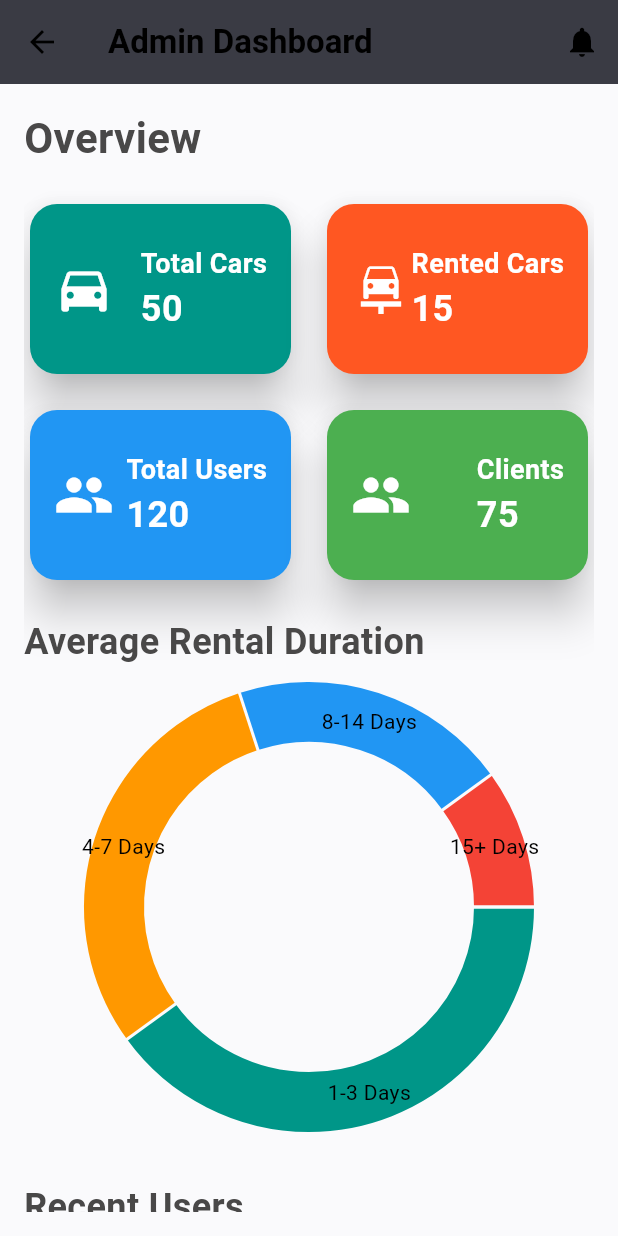
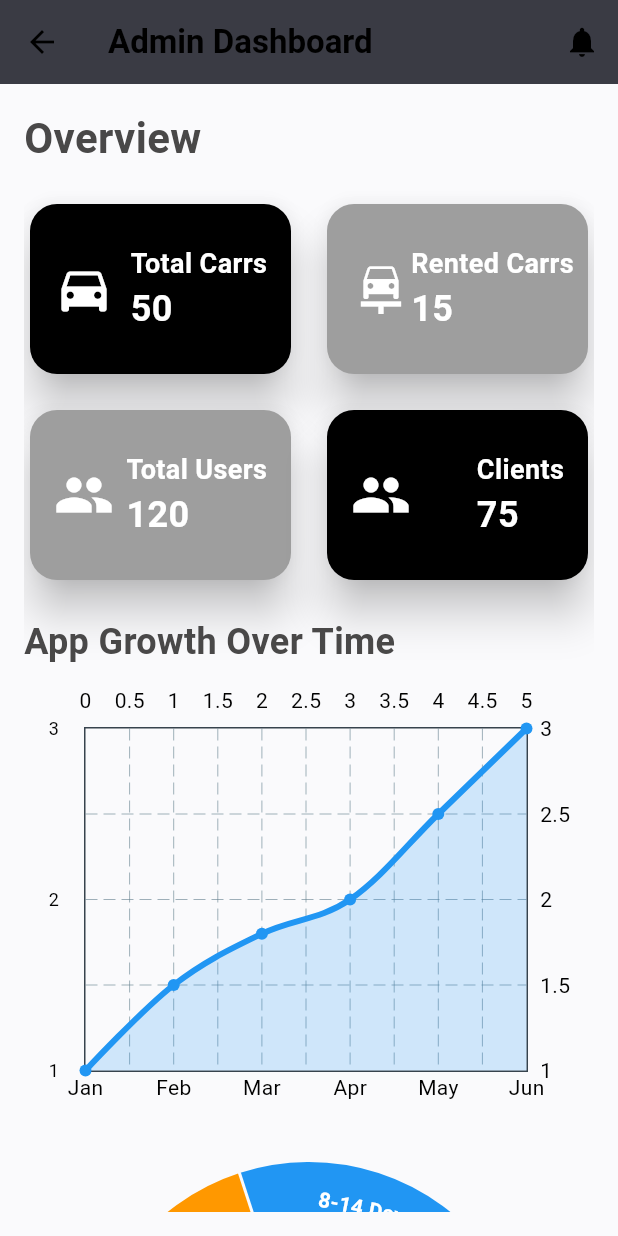
Before and after one commit to Magdy372/Automotive, a Flutter app: the AdminDashboardScreen screen opened by its route, on a phone screen of 412 x 824 dp. Run offline on Flutter 3.47's test engine with Material 3 defaults, Android fonts, the phone set to English and light mode, and no system bars; drawn by our look-alikes of fl_chart; our stand-ins replace cloud_firestore, firebase_auth, firebase_core, font_awesome_flutter, google_nav_bar; accounts and stored records are empty.

Commit message:
edits in dasboard

```diff
--- a/car_rental_project/lib/screens/admin_dashboard.dart
+++ b/car_rental_project/lib/screens/admin_dashboard.dart
@@ -78,38 +78,52 @@ class _AdminDashboardScreenState extends State<AdminDashboardScreen> {
                 physics: const NeverScrollableScrollPhysics(),
                 children: const [
                   StatsCard(
-                    title: 'Total Cars',
+                    title: 'Total Carrs',
                     count: '50',
                     icon: Icons.directions_car,
                     textColor: Colors.white,
-                    backgroundColor: Colors.teal,
+                    backgroundColor: Color.fromARGB(255, 0, 0, 0),
                   ),
                   StatsCard(
-                    title: 'Rented Cars',
+                    title: 'Rented Carrs',
                     count: '15',
                     icon: Icons.car_repair,
                     textColor: Colors.white,
-                    backgroundColor: Colors.deepOrange,
+                    backgroundColor: Colors.grey,
                   ),
                   StatsCard(
                     title: 'Total Users',
                     count: '120',
                     icon: Icons.group,
                     textColor: Colors.white,
-                    backgroundColor: Colors.blue,
+                    backgroundColor: Colors.grey,
                   ),
                   StatsCard(
                     title: 'Clients',
                     count: '75',
                     icon: Icons.people,
                     textColor: Colors.white,
-                    backgroundColor: Colors.green,
+                    backgroundColor: Color.fromARGB(255, 0, 0, 0),
                   ),
                 ],
               ),
+
+
+
+
+
+
+
+
+
+
+
+
+
+
 const SizedBox(height: 20),
 const Text(
-                'Average Rental Duration',
+  'App Growth Over Time',
   style: TextStyle(
     fontSize: 24,
     fontWeight: FontWeight.bold,
@@ -119,40 +133,180 @@ class _AdminDashboardScreenState extends State<AdminDashboardScreen> {
 const SizedBox(height: 10),
 SizedBox(
   height: 300,
+  child: LineChart(
+    LineChartData(
+      gridData: FlGridData(show: true),
+      titlesData: FlTitlesData(
+        leftTitles: AxisTitles(
+          sideTitles: SideTitles(
+            showTitles: true,
+            reservedSize: 40,
+            interval: 1,
+            getTitlesWidget: (value, meta) {
+              return Text(
+                value.toStringAsFixed(0), // Display as integer
+                style: const TextStyle(
+                  color: Colors.black,
+                  fontSize: 12,
+                ),
+                textAlign: TextAlign.center,
+              );
+            },
+          ),
+        ),
+        bottomTitles: AxisTitles(
+          sideTitles: SideTitles(
+            showTitles: true,
+            reservedSize: 40,
+            interval: 1,
+            getTitlesWidget: (value, meta) {
+              switch (value.toInt()) {
+                case 0:
+                  return const Text('Jan');
+                case 1:
+                  return const Text('Feb');
+                case 2:
+                  return const Text('Mar');
+                case 3:
+                  return const Text('Apr');
+                case 4:
+                  return const Text('May');
+                case 5:
+                  return const Text('Jun');
+                default:
+                  return const Text('');
+              }
+            },
+          ),
+        ),
+      ),
+      borderData: FlBorderData(
+        show: true,
+        border: Border.all(color: const Color(0xff37434d), width: 1),
+      ),
+      lineBarsData: [
+        LineChartBarData(
+          spots: [
+            FlSpot(0, 1),  // Jan
+            FlSpot(1, 1.5), // Feb
+            FlSpot(2, 1.8), // Mar
+            FlSpot(3, 2),  // Apr
+            FlSpot(4, 2.5), // May
+            FlSpot(5, 3),  // Jun
+          ],
+          isCurved: true,
+          color: Colors.blue,  // Correct color usage
+          barWidth: 4,
+          belowBarData: BarAreaData(show: true, color: Colors.blue.withOpacity(0.2)), // Correct color usage
+        ),
+      ],
+    ),
+  ),
+),
+             const SizedBox(height: 10),
+const SizedBox(height: 10),
+SizedBox(
+  height: 300,
   child: PieChart(
     PieChartData(
       sections: [
         PieChartSectionData(
           value: 40,
           color: Colors.teal,
-                        title: '1-3 Days',
-                        titleStyle: const TextStyle(color: Colors.black),
+          title: '',
+          titleStyle: const TextStyle(
+            color: Colors.white,
+            fontWeight: FontWeight.bold,
+            fontSize: 14,
+          ),
+          radius: 50,
+          badgeWidget: Transform.rotate(
+            angle: -0.1, // Adjust the rotation angle to curve the text
+            child: const Text(
+              '1-3 Days',
+              style: TextStyle(
+                color: Colors.white,
+                fontWeight: FontWeight.bold,
+                fontSize: 14,
+              ),
+            ),
+          ),
         ),
         PieChartSectionData(
           value: 30,
           color: Colors.orange,
-                        title: '4-7 Days',
-                        titleStyle: const TextStyle(color: Colors.black),
+          title: '',
+          titleStyle: const TextStyle(
+            color: Colors.white,
+            fontWeight: FontWeight.bold,
+            fontSize: 14,
+          ),
+          radius: 50,
+          badgeWidget: Transform.rotate(
+            angle: -1.1, // Adjust the rotation angle to curve the text
+            child: const Text(
+              '4-7 Days',
+              style: TextStyle(
+                color: Colors.white,
+                fontWeight: FontWeight.bold,
+                fontSize: 14,
+              ),
+            ),
+          ),
         ),
         PieChartSectionData(
           value: 20,
           color: Colors.blue,
-                        title: '8-14 Days',
-                        titleStyle: const TextStyle(color: Colors.black),
+          title: '',
+          titleStyle: const TextStyle(
+            color: Colors.white,
+            fontWeight: FontWeight.bold,
+            fontSize: 14,
+          ),
+          radius: 50,
+          badgeWidget: Transform.rotate(
+            angle: 0.2, // Adjust the rotation angle to curve the text
+            child: const Text(
+              '8-14 Days',
+              style: TextStyle(
+                color: Colors.white,
+                fontWeight: FontWeight.bold,
+                fontSize: 14,
+              ),
+            ),
+          ),
         ),
         PieChartSectionData(
           value: 10,
           color: Colors.red,
-                        title: '15+ Days',
-                        titleStyle: const TextStyle(color: Colors.black),
+          title: '',
+          titleStyle: const TextStyle(
+            color: Colors.white,
+            fontWeight: FontWeight.bold,
+            fontSize: 14,
+          ),
+          radius: 50,
+          badgeWidget: Transform.rotate(
+            angle: 1.1, // Adjust the rotation angle to curve the text
+            child: const Text(
+              '15+ Days',
+              style: TextStyle(
+                color: Colors.white,
+                fontWeight: FontWeight.bold,
+                fontSize: 14,
+              ),
+            ),
+          ),
         ),
       ],
     ),
   ),
 ),
 
+
+
               const SizedBox(height: 10),
-              SizedBox(
+              const SizedBox(
                 height: 3,
               ),
               // Users List Button (kept at the bottom as well)
@@ -326,6 +480,7 @@ class UserCard extends StatelessWidget {
  @override
 Widget build(BuildContext context) {
   return Card(
+    color: Colors.black, // Set the card color to black
     elevation: 6,
     margin: const EdgeInsets.symmetric(vertical: 8),
     shape: RoundedRectangleBorder(borderRadius: BorderRadius.circular(15)),
@@ -333,22 +488,44 @@ class UserCard extends StatelessWidget {
       contentPadding: const EdgeInsets.all(16),
       title: Text(
         userName,
-          style: const TextStyle(fontSize: 18, fontWeight: FontWeight.bold),
+        style: const TextStyle(
+          fontSize: 18,
+          fontWeight: FontWeight.bold,
+          color: Colors.white, // Set text color to white
+        ),
       ),
       subtitle: Column(
         crossAxisAlignment: CrossAxisAlignment.start,
         children: [
-            Text('Email: $userEmail'),
-            Text('Role: $userRole'),
-            /*Text('Address: $userAddress'),
-            Text('Phone: $userPhone'),*/
+          Text(
+            'Email: $userEmail',
+            style: const TextStyle(color: Colors.white), // Set text color to white
+          ),
+          Text(
+            'Role: $userRole',
+            style: const TextStyle(color: Colors.white), // Set text color to white
+          ),
+          /* Uncomment these lines if you want to include address and phone
+          Text(
+            'Address: $userAddress',
+            style: const TextStyle(color: Colors.white),
+          ),
+          Text(
+            'Phone: $userPhone',
+            style: const TextStyle(color: Colors.white),
+          ),
+          */
         ],
       ),
-        trailing: const Icon(Icons.arrow_forward),
+      trailing: const Icon(
+        Icons.arrow_forward,
+        color: Colors.white, // Set the trailing icon color to white
+      ),
       onTap: () {
         // Handle tap event (navigate to a detailed page if needed)
       },
     ),
   );
 }
+
 }
--- a/car_rental_project/lib/screens/user_listing_screen.dart
+++ b/car_rental_project/lib/screens/user_listing_screen.dart
@@ -1,9 +1,7 @@
 import 'package:car_rental_project/models/user_model.dart';
+import 'package:car_rental_project/screens/admin_dashboard.dart';
 import 'package:flutter/material.dart';
-import 'package:fl_chart/fl_chart.dart'; // For graph plotting
 import 'package:cloud_firestore/cloud_firestore.dart';
-import 'package:provider/provider.dart';
-import '../providers/user_provider.dart';
 
 class UserListingScreen extends StatelessWidget {
   const UserListingScreen({super.key});
@@ -64,6 +62,15 @@ class _UserListingScreenBodyState extends State<UserListingScreenBody> {
     return Scaffold(
       appBar: AppBar(
         title: const Text('User Listing', style: TextStyle(fontWeight: FontWeight.bold)),
+        leading: IconButton(
+          icon: const Icon(Icons.arrow_back),
+          onPressed: () {
+           Navigator.push(
+                      context,
+                      MaterialPageRoute(builder: (context) => const AdminDashboardScreen()),
+                    );
+          },
+        ),
       ),
       body: Padding(
         padding: const EdgeInsets.all(16.0),
@@ -73,7 +80,11 @@ class _UserListingScreenBodyState extends State<UserListingScreenBody> {
             children: [
               const Text(
                 'Users List',
-                style: TextStyle(fontSize: 28, fontWeight: FontWeight.bold, color: Color.fromARGB(255, 73, 72, 72)),
+                style: TextStyle(
+                  fontSize: 28,
+                  fontWeight: FontWeight.bold,
+                  color: Color.fromARGB(255, 73, 72, 72),
+                ),
               ),
               const SizedBox(height: 20),
               users.isEmpty
```
Also changed, not shown: car_rental_project/pubspec.lock. Lines whose indentation alone changed are shown as unchanged.
